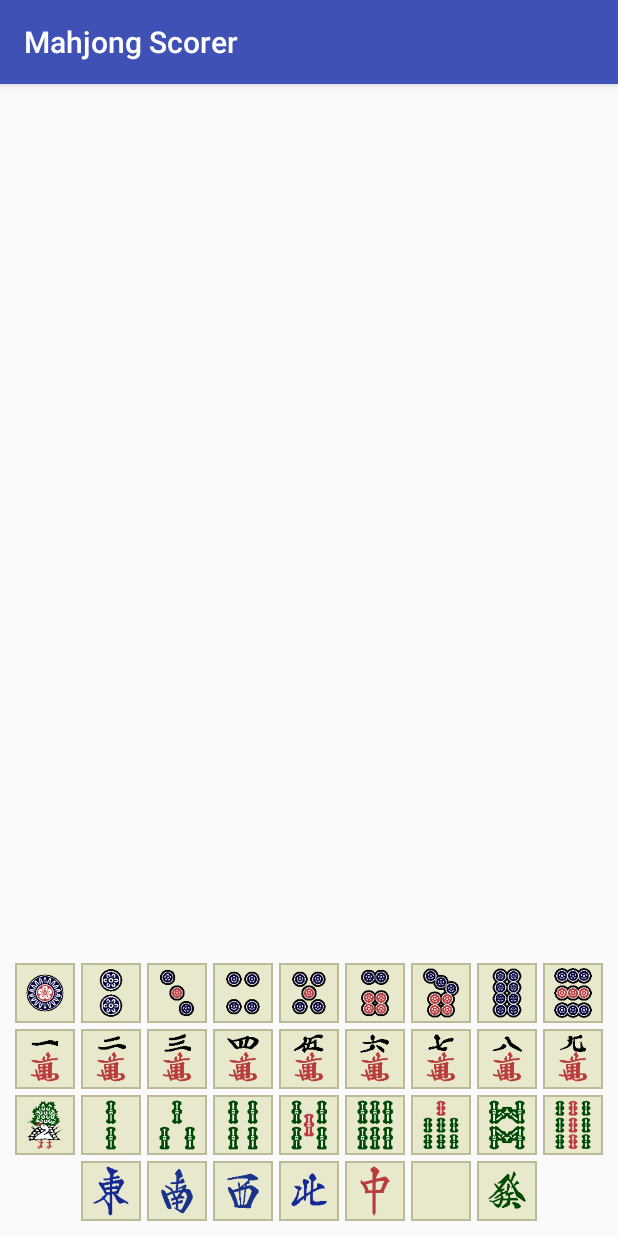
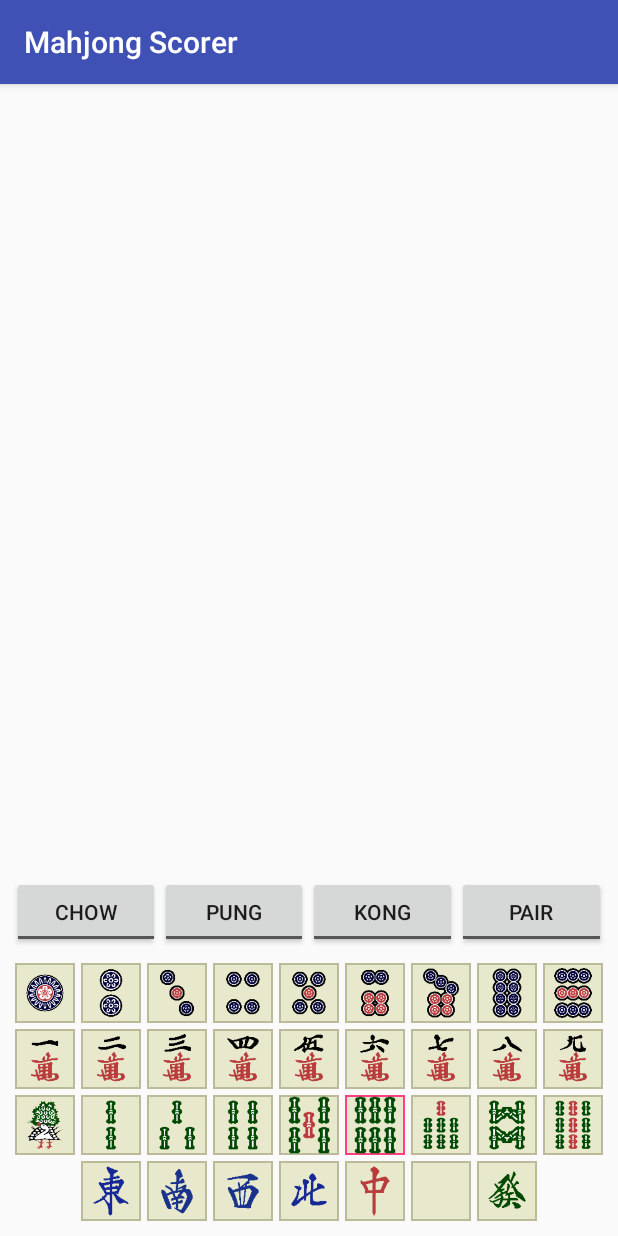
Before and after one commit to kirkcaldydad/mahjong-scorer-app, an Android app: the EnterHandActivity screen opened directly, with no data from a screen before it, after a tap on "Six bamboo", on a phone screen of 412 x 824 dp. Run offline under Robolectric (Android 15) with nearby library versions, the phone set to English and light mode, and no system bars; 1 statement that could not run was skipped; 1 other tap on this screen came first.

Commit message:
Add group type buttons to hand entry activity.

```diff
--- a/app/src/main/java/house/mcintosh/mahjong/ui/EnterHandActivity.java
+++ b/app/src/main/java/house/mcintosh/mahjong/ui/EnterHandActivity.java
@@ -2,15 +2,18 @@ package house.mcintosh.mahjong.ui;
 
 import android.content.Intent;
 import android.content.res.Resources;
+import android.graphics.drawable.Drawable;
 import android.support.v7.app.AppCompatActivity;
 import android.os.Bundle;
 import android.util.Log;
 import android.view.View;
 import android.widget.ImageView;
+import android.widget.ToggleButton;
 
 import java.util.HashMap;
 import java.util.Map;
 
+import house.mcintosh.mahjong.model.Group;
 import house.mcintosh.mahjong.model.Player;
 import house.mcintosh.mahjong.model.Tile;
 import house.mcintosh.mahjong.model.Wind;
@@ -62,6 +65,13 @@ public class EnterHandActivity extends AppCompatActivity
 		viewToTile.put(R.id.btnGreenDragon, new Tile(Tile.Dragon.GREEN));
 	}
 
+	private ToggleButton m_selectedGroupTypeButton = null;
+	private Group.Type m_selectedGroupType = null;
+	private ImageView m_selectedTileButton = null;
+	private Tile m_selectedTile = null;
+	private Drawable m_tileNormalBackground;
+	private Drawable m_tileSelectedBackground;
+
 
 	@Override
 	protected void onCreate(Bundle savedInstanceState)
@@ -73,10 +83,59 @@ public class EnterHandActivity extends AppCompatActivity
 		Player player = (Player) intent.getSerializableExtra(PLAYER_KEY);
 
 		Log.d(LOG_TAG, "Starting EnterHandActivity for player: " + player.getName());
+
+		m_tileNormalBackground = getDrawable(R.drawable.tile_border);
+		m_tileSelectedBackground = getDrawable(R.drawable.tile_border_selected);
 	}
 
 	public void onGridTileClick(View view)
 	{
 		Log.d(LOG_TAG, "Got click on grid view item: " + viewToTile.get(view.getId()));
+
+		m_selectedTile = viewToTile.get(view.getId());
+
+		if (m_selectedTileButton != null)
+		{
+			m_selectedTileButton.setBackground(m_tileNormalBackground);
+		}
+
+		m_selectedTileButton = (ImageView)view;
+		m_selectedTileButton.setBackground(m_tileSelectedBackground);
+	}
+
+	private void selectGroupTypeButton(View view)
+	{
+		if (m_selectedGroupTypeButton != null)
+			m_selectedGroupTypeButton.setChecked(false);
+
+		if (view != null)
+		{
+			m_selectedGroupTypeButton = (ToggleButton) view;
+			m_selectedGroupTypeButton.setChecked(true);
+		}
+	}
+
+	public void onChowButtonClick(View view)
+	{
+		selectGroupTypeButton(view);
+		m_selectedGroupType = Group.Type.CHOW;
+	}
+
+	public void onPungButtonClick(View view)
+	{
+		selectGroupTypeButton(view);
+		m_selectedGroupType = Group.Type.PUNG;
+	}
+
+	public void onKongButtonClick(View view)
+	{
+		selectGroupTypeButton(view);
+		m_selectedGroupType = Group.Type.KONG;
+	}
+
+	public void onPairButtonClick(View view)
+	{
+		selectGroupTypeButton(view);
+		m_selectedGroupType = Group.Type.PAIR;
 	}
 }
--- /dev/null
+++ b/app/src/main/res/drawable/tile_border_selected.xml
@@ -0,0 +1,7 @@
+<?xml version="1.0" encoding="UTF-8"?>
+<shape xmlns:android="http://schemas.android.com/apk/res/android">
+    <solid android:color="#e8e8cc" />
+    <stroke android:width="1dp" android:color="#FF4081" />
+    <padding android:left="1dp" android:top="1dp" android:right="1dp"
+        android:bottom="1dp" />
+</shape>
--- a/app/src/main/res/layout/activity_enter_hand.xml
+++ b/app/src/main/res/layout/activity_enter_hand.xml
@@ -567,4 +567,53 @@
             app:srcCompat="@drawable/dragon_green" />
 
     </GridLayout>
+
+    <LinearLayout
+        android:id="@+id/layoutSetTypeButtons"
+        android:layout_width="match_parent"
+        android:layout_height="wrap_content"
+        android:layout_marginBottom="8dp"
+        android:layout_marginEnd="8dp"
+        android:layout_marginStart="8dp"
+        android:orientation="horizontal"
+        app:layout_constraintBottom_toTopOf="@+id/tileGrid"
+        app:layout_constraintEnd_toEndOf="parent"
+        app:layout_constraintStart_toStartOf="parent">
+
+        <ToggleButton
+            android:id="@+id/btnChow"
+            android:layout_width="wrap_content"
+            android:layout_height="wrap_content"
+            android:layout_weight="1"
+            android:onClick="onChowButtonClick"
+            android:textOff="@string/chow"
+            android:textOn="@string/chow" />
+
+        <ToggleButton
+            android:id="@+id/btnPung"
+            android:layout_width="wrap_content"
+            android:layout_height="wrap_content"
+            android:layout_weight="1"
+            android:onClick="onPungButtonClick"
+            android:textOff="@string/pung"
+            android:textOn="@string/pung" />
+
+        <ToggleButton
+            android:id="@+id/btnKong"
+            android:layout_width="wrap_content"
+            android:layout_height="wrap_content"
+            android:layout_weight="1"
+            android:onClick="onKongButtonClick"
+            android:textOff="@string/kong"
+            android:textOn="@string/kong" />
+
+        <ToggleButton
+            android:id="@+id/btnPair"
+            android:layout_width="wrap_content"
+            android:layout_height="wrap_content"
+            android:layout_weight="1"
+            android:onClick="onPairButtonClick"
+            android:textOff="@string/pair"
+            android:textOn="@string/pair" />
+    </LinearLayout>
 </android.support.constraint.ConstraintLayout>
--- a/app/src/main/res/values/strings.xml
+++ b/app/src/main/res/values/strings.xml
@@ -40,8 +40,8 @@
     <string name="descBamboo8">Eight bamboo</string>
     <string name="descBamboo9">Nine bamboo</string>
     <string name="chow">Chow</string>
-    <string name="pung">P</string>
-    <string name="kong">Kongaletta</string>
+    <string name="pung">Pung</string>
+    <string name="kong">Kong</string>
     <string name="pair">Pair</string>
     <string name="descEast">East</string>
     <string name="descSouth">South</string>
```
Lines whose indentation alone changed are shown as unchanged.
